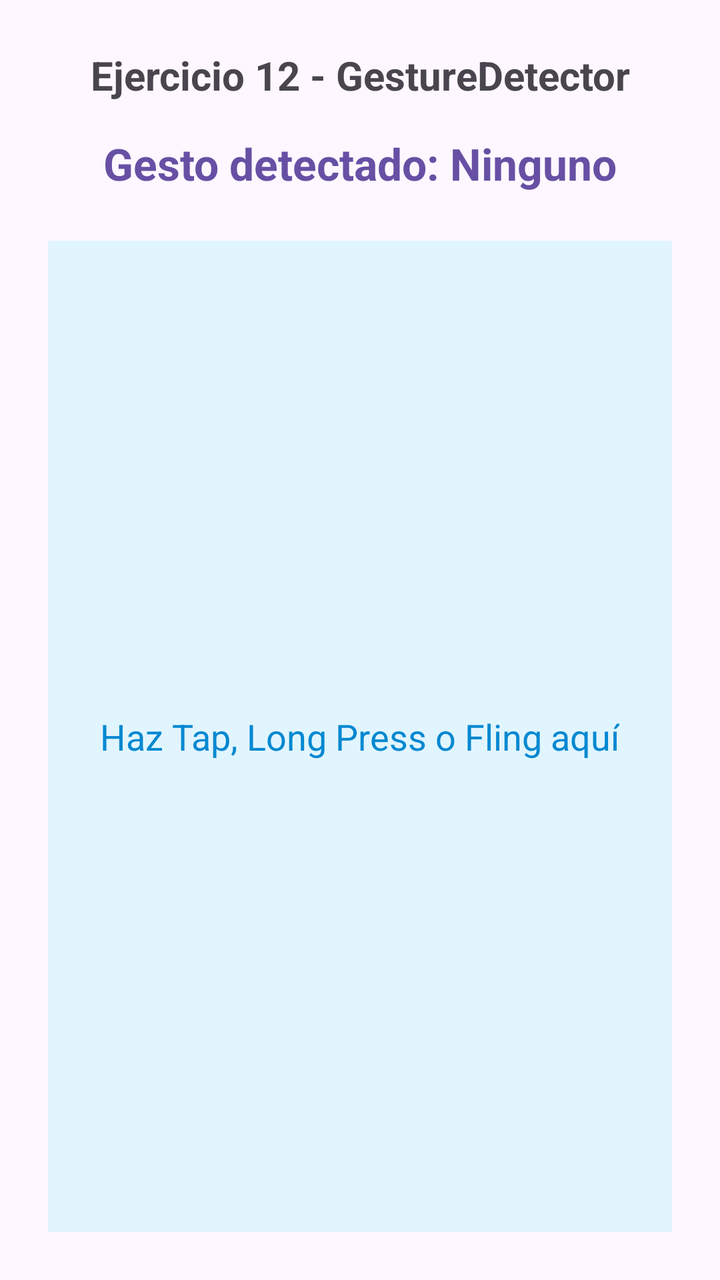
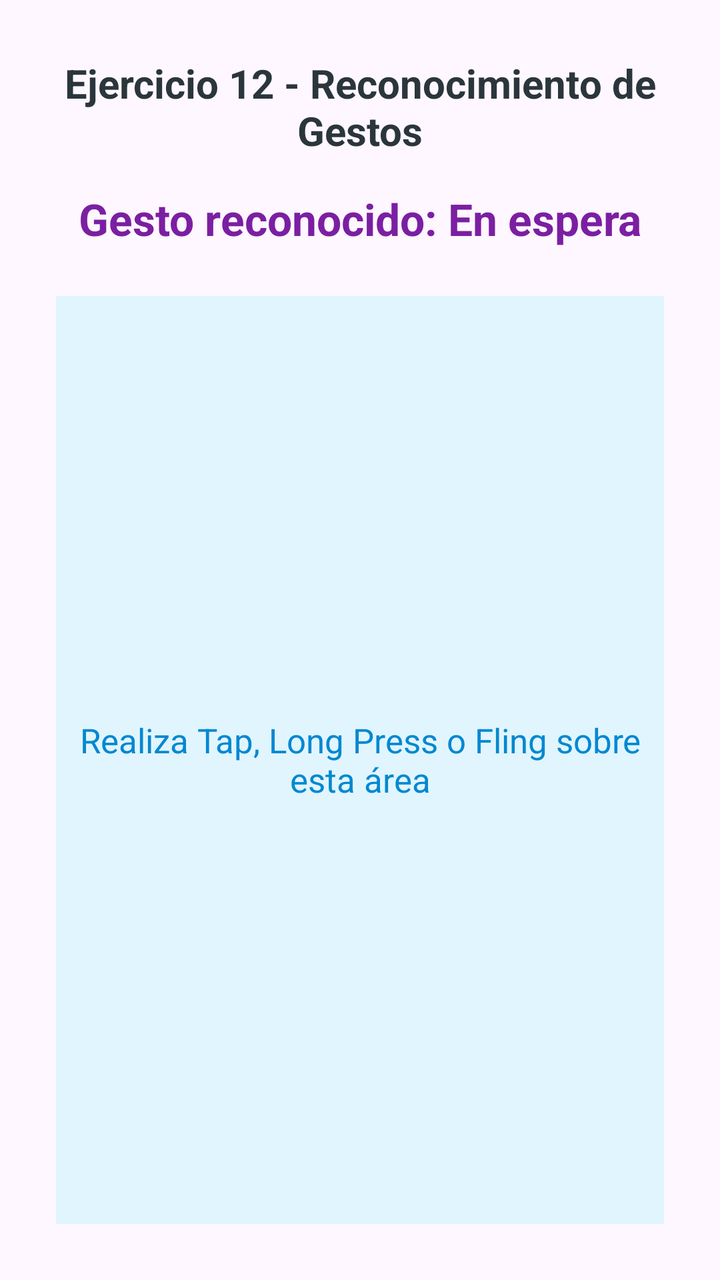

Two renders of the same Android screen: before a commit and after it. Below are the layout's source before the change and the commit's diff.
<!-- AndroidManifest.xml: application theme Theme.Actividad6 -->
<!-- res/layout/activity_ejercicio12.xml -->
<?xml version="1.0" encoding="utf-8"?>
<LinearLayout xmlns:android="http://schemas.android.com/apk/res/android"
    xmlns:tools="http://schemas.android.com/tools"
    android:id="@+id/main"
    android:layout_width="match_parent"
    android:layout_height="match_parent"
    android:orientation="vertical"
    android:padding="24dp"
    android:gravity="center_horizontal"
    tools:context=".ejercicios.ejercicio12.Ejercicio12Activity">

    <TextView
        android:id="@+id/tvHeader"
        android:layout_width="wrap_content"
        android:layout_height="wrap_content"
        android:text="Ejercicio 12 - GestureDetector"
        android:textSize="20sp"
        android:textStyle="bold"
        android:textAlignment="center"
        android:layout_marginBottom="16dp" />

    <TextView
        android:id="@+id/tvGestoDetectado"
        android:layout_width="match_parent"
        android:layout_height="wrap_content"
        android:text="Gesto detectado: Ninguno"
        android:textSize="22sp"
        android:textStyle="bold"
        android:textColor="?attr/colorPrimary"
        android:textAlignment="center"
        android:layout_marginBottom="24dp" />

    <FrameLayout
        android:id="@+id/gestureArea"
        android:layout_width="match_parent"
        android:layout_height="0dp"
        android:layout_weight="1"
        android:background="#E1F5FE"
        android:clickable="true"
        android:focusable="true">

        <TextView
            android:layout_width="wrap_content"
            android:layout_height="wrap_content"
            android:layout_gravity="center"
            android:text="Haz Tap, Long Press o Fling aquí"
            android:textSize="18sp"
            android:textColor="#0288D1"
            android:textAlignment="center" />

    </FrameLayout>

</LinearLayout>
<!-- resources referenced by this layout -->
<resources>
  <style name="Theme.Actividad6" parent="Base.Theme.Actividad6" />
  <style name="Base.Theme.Actividad6" parent="Theme.Material3.DayNight.NoActionBar">
          
          
      </style>
</resources>

<!-- the commit's change to res/layout/activity_ejercicio12.xml (unified diff, before → after) -->
@@ -5,33 +5,34 @@
     android:layout_width="match_parent"
     android:layout_height="match_parent"
     android:orientation="vertical"
-    android:padding="24dp"
+    android:padding="28dp"
     android:gravity="center_horizontal"
     tools:context=".ejercicios.ejercicio12.Ejercicio12Activity">
 
     <TextView
-        android:id="@+id/tvHeader"
+        android:id="@+id/lblTituloGestos"
         android:layout_width="wrap_content"
         android:layout_height="wrap_content"
-        android:text="Ejercicio 12 - GestureDetector"
+        android:text="Ejercicio 12 - Reconocimiento de Gestos"
         android:textSize="20sp"
         android:textStyle="bold"
         android:textAlignment="center"
+        android:textColor="@color/primary_color"
         android:layout_marginBottom="16dp" />
 
     <TextView
-        android:id="@+id/tvGestoDetectado"
+        android:id="@+id/txtGestoProcesado"
         android:layout_width="match_parent"
         android:layout_height="wrap_content"
-        android:text="Gesto detectado: Ninguno"
+        android:text="Gesto reconocido: En espera"
         android:textSize="22sp"
         android:textStyle="bold"
-        android:textColor="?attr/colorPrimary"
+        android:textColor="@color/custom_purple"
         android:textAlignment="center"
         android:layout_marginBottom="24dp" />
 
     <FrameLayout
-        android:id="@+id/gestureArea"
+        android:id="@+id/superficieGesto"
         android:layout_width="match_parent"
         android:layout_height="0dp"
         android:layout_weight="1"
@@ -43,8 +44,8 @@
             android:layout_width="wrap_content"
             android:layout_height="wrap_content"
             android:layout_gravity="center"
-            android:text="Haz Tap, Long Press o Fling aquí"
-            android:textSize="18sp"
+            android:text="Realiza Tap, Long Press o Fling sobre esta área"
+            android:textSize="17sp"
             android:textColor="#0288D1"
             android:textAlignment="center" />
 
<!-- resource entries referenced after the edit -->
@@ -1,5 +1,7 @@
 <!-- resources referenced by this layout -->
 <resources>
+  <color name="custom_purple">#7B1FA2</color>
+  <color name="primary_color">#2A363B</color>
   <style name="Theme.Actividad6" parent="Base.Theme.Actividad6" />
   <style name="Base.Theme.Actividad6" parent="Theme.Material3.DayNight.NoActionBar">
           
